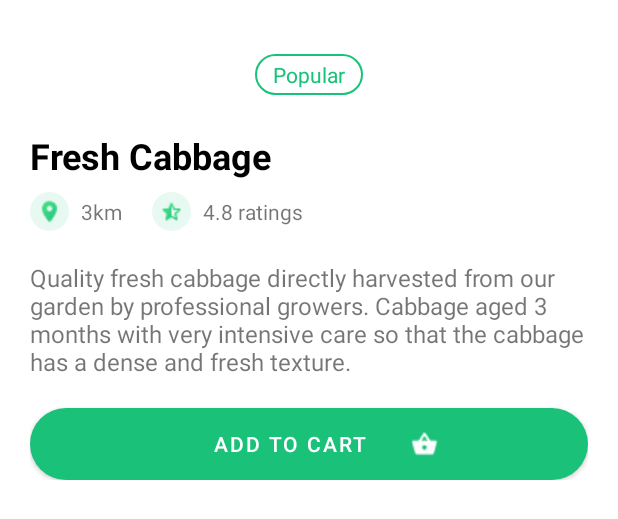
After one commit to b1amage/grocery-app, an Android app: the layout bottom_sheet.xml on its own in the app's theme, with its tools: preview values and no code run, on a phone screen of 412 x 824 dp. The commit adds this screen. Shown: the top 519 px of the screen. Run offline under Robolectric (Android 15) with nearby library versions, the light colour scheme and no system bars.

Commit message:
feat: item detail

```diff
--- a/app/src/main/java/com/example/myapplication/activity/SplashActivity.java
+++ b/app/src/main/java/com/example/myapplication/activity/SplashActivity.java
@@ -26,7 +26,7 @@ public class SplashActivity extends AppCompatActivity {
         new Handler().postDelayed(new Runnable() {
             @Override
             public void run() {
-                startActivity(new Intent(SplashActivity.this, MainActivity.class));
+                startActivity(new Intent(SplashActivity.this, ItemDetail.class));
                 finish();
             }
         }, DURATION);
--- /dev/null
+++ b/app/src/main/res/drawable/btn_img.xml
@@ -0,0 +1,9 @@
+<?xml version="1.0" encoding="utf-8"?>
+<shape xmlns:android="http://schemas.android.com/apk/res/android">
+
+    <solid
+        android:color="@color/primary_10" >
+    </solid>
+    <corners android:radius="9999dp" />
+
+</shape>
--- /dev/null
+++ b/app/src/main/res/drawable/category_tag.xml
@@ -0,0 +1,21 @@
+<?xml version="1.0" encoding="utf-8"?>
+<shape xmlns:android="http://schemas.android.com/apk/res/android"
+    android:shape="rectangle" >
+
+    <!-- View background color -->
+    <solid
+        android:color="@android:color/transparent" >
+    </solid>
+
+    <!-- View border color and width -->
+    <stroke
+        android:width="1dp"
+        android:color="@color/primary_100" >
+    </stroke>
+
+    <!-- The radius makes the corners rounded -->
+    <corners
+        android:radius="48dp"   >
+    </corners>
+
+</shape>
--- /dev/null
+++ b/app/src/main/res/drawable/corner_top.xml
@@ -0,0 +1,9 @@
+<?xml version="1.0" encoding="utf-8"?>
+<shape xmlns:android="http://schemas.android.com/apk/res/android">
+
+    <solid
+        android:color="@color/white" >
+    </solid>
+    <corners android:topLeftRadius="36dp" android:topRightRadius="36dp"
+        android:bottomLeftRadius="0.1dp" android:bottomRightRadius="0.1dp"/>
+</shape>
--- /dev/null
+++ b/app/src/main/res/drawable/gradient_btn.xml
@@ -0,0 +1,9 @@
+<?xml version="1.0" encoding="utf-8"?>
+<selector xmlns:android="http://schemas.android.com/apk/res/android">
+    <item>
+        <shape>
+            <corners android:radius="48dp" />
+            <gradient android:angle="135" android:startColor="@color/primary_100" android:endColor="#4FE58A" android:type="linear" />
+        </shape>
+    </item>
+</selector>
--- /dev/null
+++ b/app/src/main/res/layout/bottom_sheet.xml
@@ -0,0 +1,115 @@
+<?xml version="1.0" encoding="utf-8"?>
+<RelativeLayout xmlns:android="http://schemas.android.com/apk/res/android"
+    android:layout_width="match_parent"
+    android:layout_height="wrap_content"
+    xmlns:app="http://schemas.android.com/apk/res-auto"
+    android:paddingVertical="36dp"
+    android:paddingHorizontal="20dp"
+    android:background="@drawable/corner_top"
+    app:behavior_hideable="true"
+    app:behavior_peekHeight="0dp"
+    android:id="@+id/bottomSheet"
+    app:layout_behavior="com.google.android.material.bottomsheet.BottomSheetBehavior">
+
+    <TextView
+        android:layout_width="wrap_content"
+        android:layout_height="wrap_content"
+        android:text="Popular"
+        android:textColor="@color/primary_100"
+        android:layout_centerHorizontal="true"
+        android:background="@drawable/category_tag"
+        android:paddingVertical="4dp"
+        android:paddingHorizontal="12dp"
+        android:id="@+id/category_tag"/>
+
+    <RelativeLayout
+        android:layout_width="match_parent"
+        android:layout_height="wrap_content"
+        android:layout_below="@+id/category_tag"
+        android:id="@+id/stat_ctn"
+        android:layout_marginTop="24dp">
+
+        <TextView
+            android:layout_width="wrap_content"
+            android:layout_height="wrap_content"
+            android:text="Fresh Cabbage"
+            android:textColor="@color/black"
+            android:textStyle="bold"
+            android:textSize="24dp"
+            android:id="@+id/item_detail_name"
+            android:layout_marginBottom="8dp"/>
+
+        <RelativeLayout
+            android:layout_width="match_parent"
+            android:layout_height="wrap_content"
+            android:layout_below="@+id/item_detail_name">
+
+            <RelativeLayout
+                android:layout_width="wrap_content"
+                android:layout_height="wrap_content"
+                android:id="@+id/detail_distance_ctn">
+                <ImageButton
+                    android:layout_width="wrap_content"
+                    android:layout_height="wrap_content"
+                    android:src="@drawable/detail_location"
+                    android:background="@drawable/btn_img"
+                    android:padding="4dp"
+                    android:id="@+id/detail_distance"/>
+
+                <TextView
+                    android:layout_width="wrap_content"
+                    android:layout_height="wrap_content"
+                    android:text="3km"
+                    android:layout_toRightOf="@+id/detail_distance"
+                    android:layout_centerVertical="true"
+                    android:layout_marginLeft="8dp" />
+
+            </RelativeLayout>
+
+            <RelativeLayout
+                android:layout_width="wrap_content"
+                android:layout_height="wrap_content"
+                android:id="@+id/detail_rating_ctn"
+                android:layout_toRightOf="@+id/detail_distance_ctn"
+                android:layout_marginLeft="20dp">
+                <ImageButton
+                    android:layout_width="wrap_content"
+                    android:layout_height="wrap_content"
+                    android:src="@drawable/detail_star"
+                    android:background="@drawable/btn_img"
+                    android:padding="4dp"
+                    android:id="@+id/detail_rating"/>
+
+                <TextView
+                    android:layout_width="wrap_content"
+                    android:layout_height="wrap_content"
+                    android:text="4.8 ratings"
+                    android:layout_toRightOf="@+id/detail_rating"
+                    android:layout_centerVertical="true"
+                    android:layout_marginLeft="8dp" />
+
+            </RelativeLayout>
+
+        </RelativeLayout>
+    </RelativeLayout>
+
+
+    <TextView
+        android:layout_width="match_parent"
+        android:layout_height="wrap_content"
+        android:layout_below="@+id/stat_ctn"
+        android:layout_marginTop="20dp"
+        android:textSize="16dp"
+        android:id="@+id/detail_item_dsc"
+        android:text="Quality fresh cabbage directly harvested from our garden by professional growers. Cabbage aged 3 months with very intensive care so that the cabbage has a dense and fresh texture." />
+
+    <Button
+        android:layout_width="match_parent"
+        android:layout_height="wrap_content"
+        android:layout_below="@+id/detail_item_dsc"
+        android:layout_marginTop="20dp"
+        android:text="Add to cart"
+        android:background="@drawable/gradient_btn"
+        android:drawableRight="@drawable/detail_cart"
+        android:paddingHorizontal="100dp"/>
+</RelativeLayout>
--- a/app/src/main/res/values-night/themes.xml
+++ b/app/src/main/res/values-night/themes.xml
@@ -1,6 +1,6 @@
 <resources xmlns:tools="http://schemas.android.com/tools">
     <!-- Base application theme. -->
-    <style name="Theme.MyApplication" parent="Theme.MaterialComponents.DayNight.DarkActionBar">
+    <style name="Theme.MyApplication" parent="Theme.MaterialComponents.DayNight.NoActionBar">
         <!-- Primary brand color. -->
         <item name="colorPrimary">@color/purple_200</item>
         <item name="colorPrimaryVariant">@color/purple_700</item>
```
Also changed, not shown: app/src/main/AndroidManifest.xml (+7 -0 lines), app/src/main/java/com/example/myapplication/activity/ItemDetail.java (added, +80 -0 lines), app/src/main/res/layout/activity_item_detail.xml (added, +26 -0 lines), app/src/main/res/drawable/detail_cart.png (added), app/src/main/res/drawable/detail_location.png (added), app/src/main/res/drawable/detail_star.png (added), app/src/main/res/drawable/dummy_detail.png (added), 1 other file.
